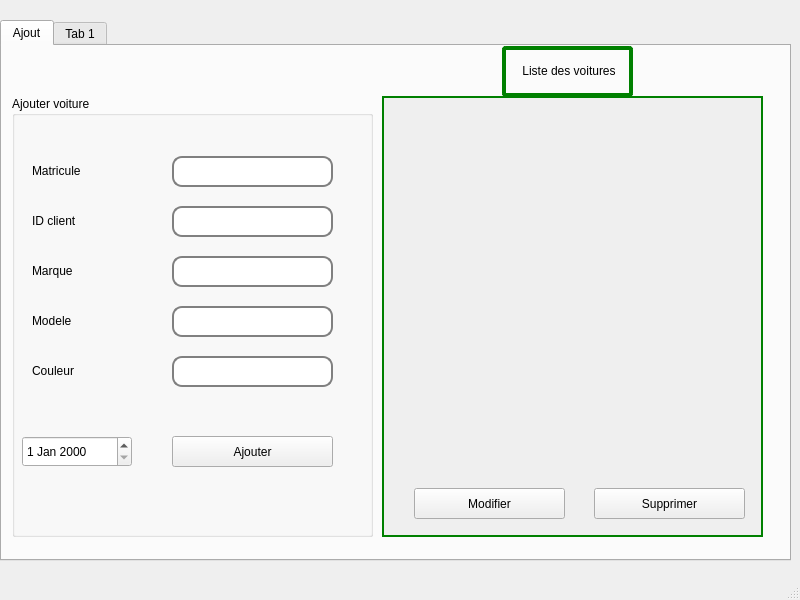
Old version of the form mainwindow.ui in the repository firastourki99/smartgarage.
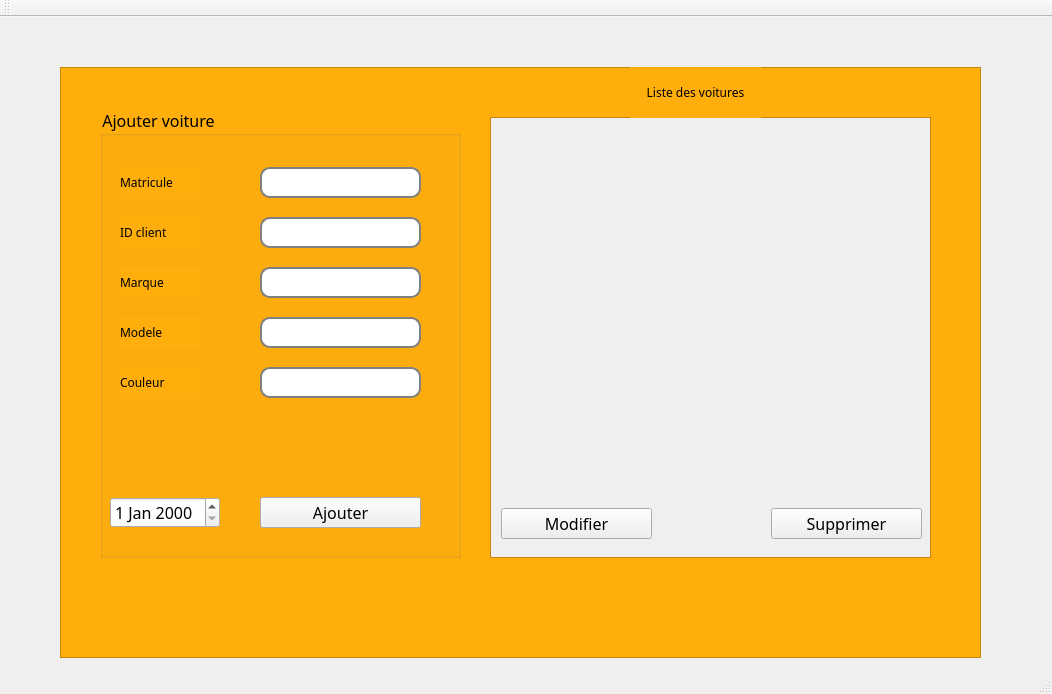
New version of the form.

Commit message: Changement background qt

Diff of the .ui file:
```diff
--- a/mainwindow.ui
+++ b/mainwindow.ui
@@ -6,37 +6,69 @@
    <rect>
     <x>0</x>
     <y>0</y>
-    <width>800</width>
-    <height>600</height>
+    <width>1052</width>
+    <height>694</height>
    </rect>
   </property>
   <property name="windowTitle">
    <string>MainWindow</string>
   </property>
-  <widget class="QWidget" name="centralwidget">
-   <widget class="QTabWidget" name="tabWidget">
+  <property name="styleSheet">
+   <string notr="true">*{
+	font-family : century gothic;
+	font-size : 16px;
+}
+
+QFrame
+{
+	background : rgb(255, 174, 12);
+}
+
+#pushButton
+{
+	background : blue;
+	border-radius : 60px;
+}</string>
+  </property>
+  <widget class="QWidget" name="centralWidget">
+   <widget class="QStackedWidget" name="stackedWidget">
     <property name="geometry">
      <rect>
-      <x>0</x>
-      <y>20</y>
-      <width>791</width>
-      <height>541</height>
+      <x>60</x>
+      <y>50</y>
+      <width>921</width>
+      <height>591</height>
      </rect>
     </property>
+    <property name="styleSheet">
+     <string notr="true"/>
+    </property>
     <property name="currentIndex">
      <number>0</number>
     </property>
-    <widget class="QWidget" name="tab_1">
-     <attribute name="title">
-      <string>Ajout</string>
-     </attribute>
-     <widget class="QGroupBox" name="groupBox">
+    <widget class="QWidget" name="page_2">
+     <widget class="QFrame" name="frame">
       <property name="geometry">
        <rect>
-        <x>10</x>
-        <y>50</y>
+        <x>0</x>
+        <y>0</y>
+        <width>921</width>
+        <height>591</height>
+       </rect>
+      </property>
+      <property name="frameShape">
+       <enum>QFrame::StyledPanel</enum>
+      </property>
+      <property name="frameShadow">
+       <enum>QFrame::Raised</enum>
+      </property>
+      <widget class="QGroupBox" name="groupBox_2">
+       <property name="geometry">
+        <rect>
+         <x>40</x>
+         <y>40</y>
         <width>361</width>
-        <height>441</height>
+         <height>451</height>
        </rect>
       </property>
       <property name="styleSheet">
@@ -58,7 +90,7 @@
       <property name="title">
        <string>Ajouter voiture</string>
       </property>
-      <widget class="QLineEdit" name="lineEdit">
+       <widget class="QLineEdit" name="lineEdit_6">
        <property name="geometry">
         <rect>
          <x>160</x>
@@ -76,7 +108,7 @@
  </string>
        </property>
       </widget>
-      <widget class="QLineEdit" name="lineEdit_2">
+       <widget class="QLineEdit" name="lineEdit_7">
        <property name="geometry">
         <rect>
          <x>160</x>
@@ -94,7 +126,7 @@
  </string>
        </property>
       </widget>
-      <widget class="QLineEdit" name="lineEdit_3">
+       <widget class="QLineEdit" name="lineEdit_8">
        <property name="geometry">
         <rect>
          <x>160</x>
@@ -112,7 +144,7 @@
  </string>
        </property>
       </widget>
-      <widget class="QLineEdit" name="lineEdit_4">
+       <widget class="QLineEdit" name="lineEdit_9">
        <property name="geometry">
         <rect>
          <x>160</x>
@@ -130,7 +162,7 @@
  </string>
        </property>
       </widget>
-      <widget class="QLineEdit" name="lineEdit_5">
+       <widget class="QLineEdit" name="lineEdit_10">
        <property name="geometry">
         <rect>
          <x>160</x>
@@ -148,7 +180,7 @@
  </string>
        </property>
       </widget>
-      <widget class="QLabel" name="label_2">
+       <widget class="QLabel" name="label_8">
        <property name="geometry">
         <rect>
          <x>20</x>
@@ -161,7 +193,7 @@
         <string>&lt;html&gt;&lt;head/&gt;&lt;body&gt;&lt;p&gt;&lt;span style=&quot; font-size:9pt;&quot;&gt;Matricule&lt;/span&gt;&lt;/p&gt;&lt;/body&gt;&lt;/html&gt;</string>
        </property>
       </widget>
-      <widget class="QLabel" name="label_3">
+       <widget class="QLabel" name="label_9">
        <property name="geometry">
         <rect>
          <x>20</x>
@@ -174,7 +206,7 @@
         <string>&lt;html&gt;&lt;head/&gt;&lt;body&gt;&lt;p&gt;&lt;span style=&quot; font-size:9pt;&quot;&gt;ID client&lt;/span&gt;&lt;/p&gt;&lt;/body&gt;&lt;/html&gt;</string>
        </property>
       </widget>
-      <widget class="QLabel" name="label_4">
+       <widget class="QLabel" name="label_10">
        <property name="geometry">
         <rect>
          <x>20</x>
@@ -187,7 +219,7 @@
         <string>&lt;html&gt;&lt;head/&gt;&lt;body&gt;&lt;p&gt;&lt;span style=&quot; font-size:9pt;&quot;&gt;Marque&lt;/span&gt;&lt;/p&gt;&lt;/body&gt;&lt;/html&gt;</string>
        </property>
       </widget>
-      <widget class="QLabel" name="label_5">
+       <widget class="QLabel" name="label_11">
        <property name="geometry">
         <rect>
          <x>20</x>
@@ -203,34 +235,21 @@
         <string>&lt;html&gt;&lt;head/&gt;&lt;body&gt;&lt;p&gt;&lt;span style=&quot; font-size:9pt;&quot;&gt;Modele&lt;/span&gt;&lt;/p&gt;&lt;/body&gt;&lt;/html&gt;</string>
        </property>
       </widget>
-      <widget class="QLabel" name="label_6">
-       <property name="geometry">
-        <rect>
-         <x>20</x>
-         <y>260</y>
-         <width>81</width>
-         <height>31</height>
-        </rect>
-       </property>
-       <property name="text">
-        <string>&lt;html&gt;&lt;head/&gt;&lt;body&gt;&lt;p&gt;&lt;span style=&quot; font-size:9pt;&quot;&gt;Couleur&lt;/span&gt;&lt;/p&gt;&lt;/body&gt;&lt;/html&gt;</string>
-       </property>
-      </widget>
-      <widget class="QDateEdit" name="dateEdit">
+       <widget class="QDateEdit" name="dateEdit_2">
        <property name="geometry">
         <rect>
          <x>10</x>
-         <y>340</y>
+          <y>390</y>
          <width>110</width>
          <height>31</height>
         </rect>
        </property>
       </widget>
-      <widget class="QPushButton" name="pushButton">
+       <widget class="QPushButton" name="pushButton_4">
        <property name="geometry">
         <rect>
          <x>160</x>
-         <y>340</y>
+          <y>390</y>
          <width>161</width>
          <height>31</height>
         </rect>
@@ -242,40 +261,48 @@
         <string>Ajouter</string>
        </property>
       </widget>
-     </widget>
-     <widget class="QScrollArea" name="scrollArea">
+       <widget class="QLabel" name="label_12">
+        <property name="geometry">
+         <rect>
+          <x>20</x>
+          <y>260</y>
+          <width>81</width>
+          <height>31</height>
+         </rect>
+        </property>
+        <property name="text">
+         <string>&lt;html&gt;&lt;head/&gt;&lt;body&gt;&lt;p&gt;&lt;span style=&quot; font-size:9pt;&quot;&gt;Couleur&lt;/span&gt;&lt;/p&gt;&lt;/body&gt;&lt;/html&gt;</string>
+        </property>
+       </widget>
+      </widget>
+      <widget class="QScrollArea" name="scrollArea_2">
       <property name="geometry">
        <rect>
-        <x>380</x>
+         <x>430</x>
         <y>50</y>
-        <width>381</width>
+         <width>441</width>
         <height>441</height>
        </rect>
       </property>
       <property name="styleSheet">
-       <string notr="true">QScrollArea
-{
-border: 2px solid green;
-         background: rgb(255, 255, 255);
-         height: 20px;
-}</string>
+        <string notr="true"/>
       </property>
       <property name="widgetResizable">
        <bool>true</bool>
       </property>
-      <widget class="QWidget" name="scrollAreaWidgetContents">
+       <widget class="QWidget" name="scrollAreaWidgetContents_2">
        <property name="geometry">
         <rect>
          <x>0</x>
          <y>0</y>
-         <width>377</width>
-         <height>437</height>
-        </rect>
-       </property>
-       <widget class="QPushButton" name="pushButton_3">
+          <width>439</width>
+          <height>439</height>
+         </rect>
+        </property>
+        <widget class="QPushButton" name="pushButton_5">
         <property name="geometry">
          <rect>
-          <x>210</x>
+           <x>280</x>
           <y>390</y>
           <width>151</width>
           <height>31</height>
@@ -291,7 +318,7 @@
        <widget class="QPushButton" name="pushButton_2">
         <property name="geometry">
          <rect>
-          <x>30</x>
+           <x>10</x>
           <y>390</y>
           <width>151</width>
           <height>31</height>
@@ -306,30 +333,23 @@
        </widget>
       </widget>
      </widget>
-     <widget class="QLabel" name="label">
+      <widget class="QLabel" name="label_7">
       <property name="geometry">
        <rect>
-        <x>500</x>
+         <x>570</x>
         <y>0</y>
         <width>131</width>
         <height>51</height>
        </rect>
       </property>
       <property name="styleSheet">
-       <string notr="true">border: 4px solid green;
-     border-radius: 4px;
-     padding: 2px;
-</string>
+        <string notr="true"/>
       </property>
       <property name="text">
        <string>&lt;html&gt;&lt;head/&gt;&lt;body&gt;&lt;p align=&quot;center&quot;&gt;&lt;span style=&quot; font-size:9pt; color:#000000;&quot;&gt;Liste des voitures&lt;/span&gt;&lt;/p&gt;&lt;/body&gt;&lt;/html&gt;</string>
       </property>
      </widget>
     </widget>
-    <widget class="QWidget" name="tab_2">
-     <attribute name="title">
-      <string>Tab 1</string>
-     </attribute>
     </widget>
    </widget>
   </widget>
@@ -343,8 +363,17 @@
     </rect>
    </property>
   </widget>
-  <widget class="QStatusBar" name="statusbar"/>
- </widget>
+  <widget class="QToolBar" name="mainToolBar">
+   <attribute name="toolBarArea">
+    <enum>TopToolBarArea</enum>
+   </attribute>
+   <attribute name="toolBarBreak">
+    <bool>false</bool>
+   </attribute>
+  </widget>
+  <widget class="QStatusBar" name="statusBar"/>
+ </widget>
+ <layoutdefault spacing="6" margin="11"/>
  <resources/>
  <connections/>
 </ui>
```
Left out of the diff: 8 changed lines with no effect on the pictures. Lines whose indentation alone changed are shown as unchanged. The commit also changes 3 other files.
